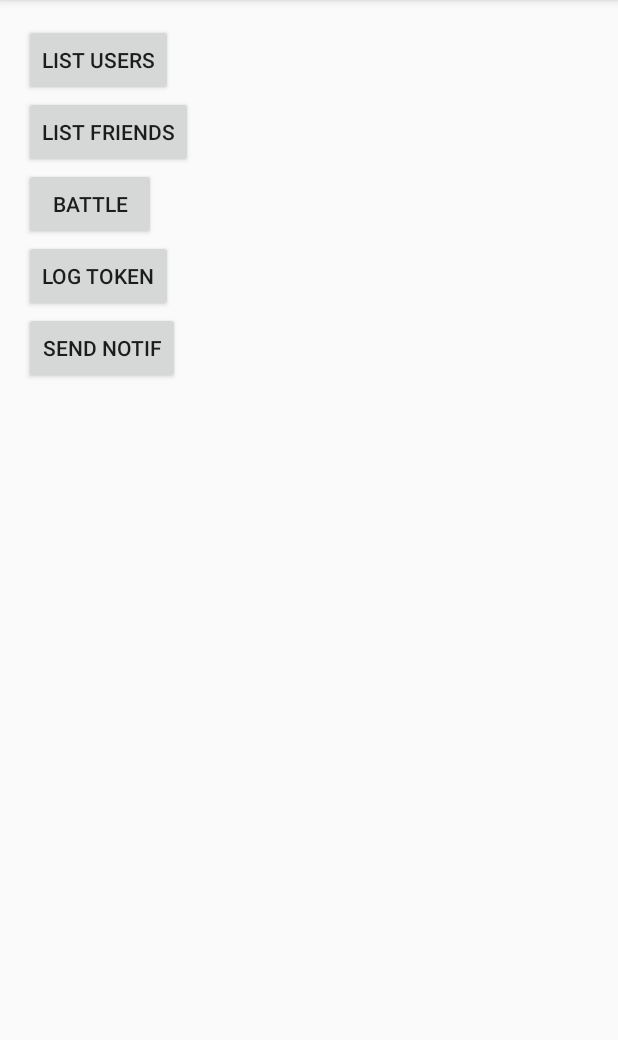
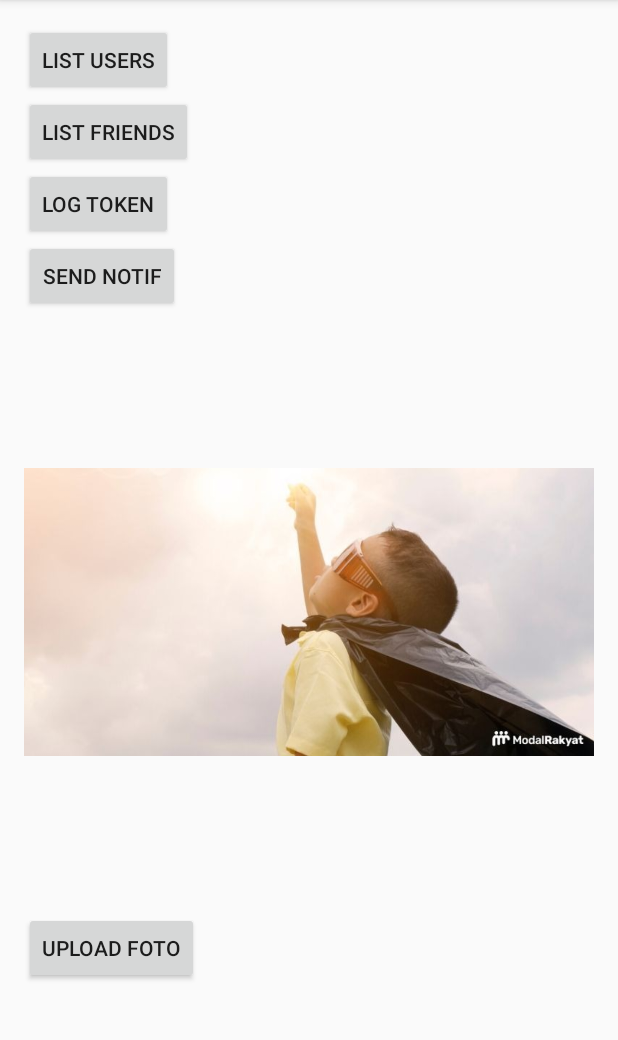
Before and after one commit to mbahgojol/Janken-Online-Firestore, an Android app: the MainActivity screen opened directly, with no data from a screen before it, on a phone screen of 412 x 824 dp, the part 84-1124 px from its top. Run offline under Robolectric (Android 15) with nearby library versions, the phone set to English and light mode, and no system bars; our stand-ins replace Firebase (no records; nobody signed in at launch, a user with empty details on screens opened directly); pictures from the network do not load.

Commit message:
updload foto dan get foto, masukin notif ke db

```diff
--- a/app/build.gradle
+++ b/app/build.gradle
@@ -37,6 +37,8 @@ dependencies {
     implementation 'com.google.firebase:firebase-firestore:17.1.2'
     implementation 'com.google.firebase:firebase-messaging:20.2.1'
     implementation 'androidx.work:work-runtime:2.3.4'
+    implementation 'com.google.firebase:firebase-storage:19.1.1'
+    implementation 'com.google.firebase:firebase-database:19.3.1'
     testImplementation 'junit:junit:4.12'
     androidTestImplementation 'androidx.test.ext:junit:1.1.1'
     androidTestImplementation 'androidx.test.espresso:espresso-core:3.2.0'
@@ -74,4 +76,6 @@ dependencies {
 
     // dialog
     implementation 'com.github.d-max:spots-dialog:1.1@aar'
+
+    implementation 'com.github.bumptech.glide:glide:4.11.0'
 }
--- a/app/src/main/AndroidManifest.xml
+++ b/app/src/main/AndroidManifest.xml
@@ -7,6 +7,7 @@
     <uses-permission android:name="android.permission.ACCESS_NETWORK_STATE" />
     <uses-permission android:name="android.permission.RECEIVE_BOOT_COMPLETED" />
     <uses-permission android:name="android.permission.WRITE_EXTERNAL_STORAGE" />
+    <uses-permission android:name="android.permission.READ_EXTERNAL_STORAGE"/>
 
     <application
         android:name=".AppLoader"
--- a/app/src/main/java/com/blank/firestorefirebase/data/model/Users.kt
+++ b/app/src/main/java/com/blank/firestorefirebase/data/model/Users.kt
@@ -5,6 +5,7 @@ data class Users(
     var gender: String = "",
     var username: String = "",
     var umur: Int = 0,
+    var pic: String = "",
     var tokenNotif: String = "",
     var friends: MutableList<String> = mutableListOf()
 )
--- a/app/src/main/java/com/blank/firestorefirebase/ui/login/LoginActivity.kt
+++ b/app/src/main/java/com/blank/firestorefirebase/ui/login/LoginActivity.kt
@@ -12,6 +12,8 @@ import com.blank.firestorefirebase.ui.MainActivity
 import com.blank.firestorefirebase.ui.register.RegisterActivity
 import com.blank.firestorefirebase.utils.FirebaseUtils
 import com.google.firebase.auth.FirebaseAuth
+import com.google.firebase.iid.FirebaseInstanceId
+import com.google.firebase.ktx.Firebase
 import dmax.dialog.SpotsDialog
 import kotlinx.android.synthetic.main.activity_login.*
 import kotlinx.coroutines.Dispatchers
--- a/app/src/main/java/com/blank/firestorefirebase/utils/AppConstant.kt
+++ b/app/src/main/java/com/blank/firestorefirebase/utils/AppConstant.kt
@@ -5,4 +5,5 @@ object AppConstant {
     const val SEND_NOTIF = "fcm/send"
     const val SERVER_KEY =
         "key=AAAA_B1b2iY:APA91bEYHUQjEC0wyHieQ2-WUteif9gbF_kOY7xnmBwJ9Q2j0boqp0amUuBWzWkcf9CZ-XZhKyHMlYLhzo3cL6g9jusx3Wm5R6PjvCdZOAeARwVG16Q9bQp3ar18RoSDPCziRKhK1ppE"
+    const val PATH_STORAGE = "gs://binar-ex.appspot.com"
 }
--- a/app/src/main/res/layout/activity_main.xml
+++ b/app/src/main/res/layout/activity_main.xml
@@ -1,6 +1,12 @@
 <?xml version="1.0" encoding="utf-8"?>
-<LinearLayout xmlns:android="http://schemas.android.com/apk/res/android"
+<ScrollView
+
+    xmlns:android="http://schemas.android.com/apk/res/android"
     xmlns:tools="http://schemas.android.com/tools"
+    android:layout_width="match_parent"
+    android:layout_height="match_parent">
+
+    <LinearLayout
         android:layout_width="match_parent"
         android:layout_height="match_parent"
         android:orientation="vertical"
@@ -20,12 +26,6 @@
             android:text="List Friends" />
 
         <Button
-        android:id="@+id/btnBattle"
-        android:layout_width="wrap_content"
-        android:layout_height="wrap_content"
-        android:text="Battle" />
-
-    <Button
             android:id="@+id/btnLogToken"
             android:layout_width="wrap_content"
             android:layout_height="wrap_content"
@@ -37,4 +37,21 @@
             android:layout_height="wrap_content"
             android:text="Send Notif" />
 
+        <ImageView
+            android:id="@+id/getImage"
+            android:layout_width="wrap_content"
+            android:layout_height="wrap_content" />
+
+        <ImageView
+            android:id="@+id/imageView"
+            android:layout_width="wrap_content"
+            android:layout_height="wrap_content"
+            android:src="@drawable/test" />
+
+        <Button
+            android:id="@+id/btnUpload"
+            android:layout_width="wrap_content"
+            android:layout_height="wrap_content"
+            android:text="Upload Foto" />
     </LinearLayout>
+</ScrollView>
```
Also changed, not shown: app/src/main/java/com/blank/firestorefirebase/ui/MainActivity.kt (+102 -4 lines), app/src/main/res/drawable/test.jpg (added). Lines whose indentation alone changed are shown as unchanged.
